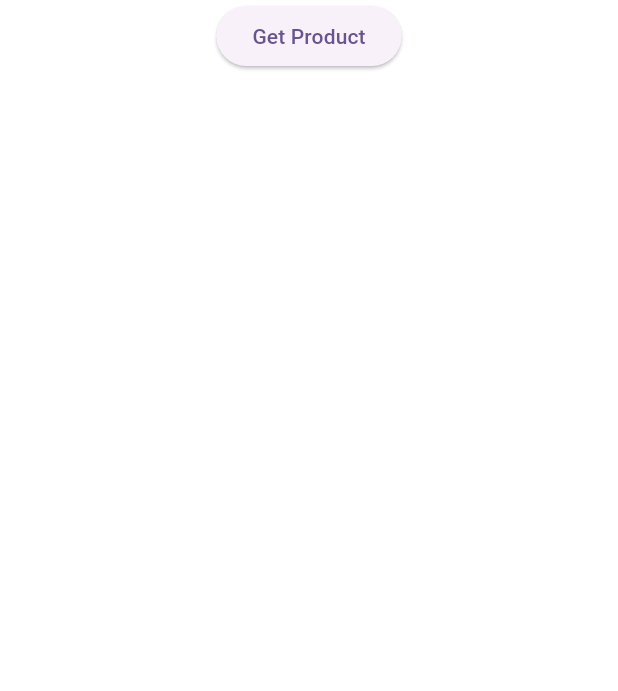
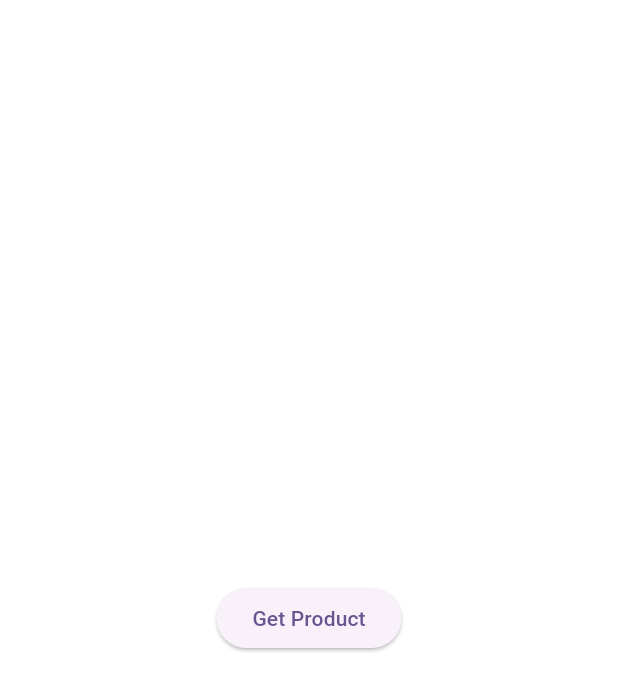
Before and after one commit to Pobx/poc_ssl_pinning_app, a Flutter app: the screen it shows after launch, after a tap on "Get Product", on a phone screen of 412 x 824 dp. Shown: the top 691 px of the screen. Run offline on Flutter 3.47's test engine with Material 3 defaults, Android fonts, the phone set to English and light mode, and no system bars; our stand-ins replace basic_utils, dio.

Commit message:
fix: remove not used code

```diff
--- a/lib/main.dart
+++ b/lib/main.dart
@@ -1,24 +1,10 @@
 import 'dart:convert';
 import 'dart:io';
-
 import 'package:basic_utils/basic_utils.dart';
-import 'package:crypto/crypto.dart';
 import 'package:dio/dio.dart';
 import 'package:dio/io.dart';
 import 'package:flutter/material.dart';
 import 'package:flutter/services.dart';
-
-class ProductApiService {
-  final Dio dio;
-
-  ProductApiService({required this.dio});
-
-  Future<void> fetchProduct() async {
-    var response = await dio.get("/products/1");
-
-    print(response.data);
-  }
-}
 
 void main() {
   runApp(const MyApp());
@@ -35,19 +21,13 @@ class MyApp extends StatelessWidget {
         colorScheme: ColorScheme.fromSeed(seedColor: Colors.deepPurple),
         useMaterial3: true,
       ),
-      // home: const MyHomePage(title: 'Flutter Demo Home Page'),
-      home: Home(),
+      home: const Home(),
     );
   }
 }
 
 class Home extends StatelessWidget {
   const Home({super.key});
-
-  // final baseUrl = "https://dummyjson.com";
-  // final baseOptions = BaseOptions(baseUrl: "https://dummyjson.com");
-  // final productApiService = ProductApiService(
-  //     dio: Dio(BaseOptions(baseUrl: "https://dummyjson.com")));
 
   Future<String> _readPemCert(String path) async {
     final sslCert = await rootBundle.load(path);
@@ -59,24 +39,14 @@ class Home extends StatelessWidget {
   }
 
   Future<void> _getProduct() async {
-    final dio = Dio(BaseOptions(baseUrl: "https://bitkub.com"));
+    final dio = Dio(BaseOptions(baseUrl: "https://dummyjson.com"));
+    final x509Cert1 = await _readPemCert('assets/cert/certificate.pem');
 
-    // const fingerprint =
-    //     '96:31:28:EE:B6:E4:83:EC:96:07:72:B6:7F:98:C0:BF:15:84:93:A1:BF:63:5D:81:69:39:48:26:D2:71:01:90';
-
-    // read from pem file ===> 963128EEB6E483EC960772B67F98C0BF158493A1BF635D8169394826D2710190
-
-    // const fingerprint = "bf9f6f045a28b7ea71a4e2180bb481e0166e18c239507fb5a71396b30d832cb5";
-
-    final x509Cert1 = await _readPemCert('assets/cert/public.pem');
     X509CertificateData data = X509Utils.x509CertificateFromPem(x509Cert1);
 
-    print(x509Cert1);
+    print(data);
+    var fingerprintClient = data.sha256Thumbprint ?? "";
 
-    print(data);
-    var fingerprint = data.sha256Thumbprint ?? "";
-
-    print(fingerprint);
     // Don't trust any certificate just because their root cert is trusted
     dio.httpClientAdapter = IOHttpClientAdapter(
       createHttpClient: () {
@@ -88,79 +58,38 @@ class Home extends StatelessWidget {
         return client;
       },
       validateCertificate: (cert, host, port) {
-        // Check that the cert fingerprint matches the one we expect
-        // We definitely require _some_ certificate
         if (cert == null) {
           return false;
         }
-        // Validate it any way you want. Here we only check that
-        // the fingerprint matches the OpenSSL SHA256.
-        print(cert);
-        final f = sha256.convert(cert.der).toString();
-        print(f);
-        print(cert.pem);
 
         X509CertificateData data1 = X509Utils.x509CertificateFromPem(cert.pem);
+        var fingerprintServer = data1.sha256Thumbprint ?? "";
 
-        print("data ======> ${fingerprint}");
-        print("data1 ======> ${data1.sha256Thumbprint ?? ""}");
+        print("fingerprintClient ======> $fingerprintClient");
+        print("fingerprintServer ======> $fingerprintServer");
 
-        var aaa = utf8.encode(fingerprint);
-        var bbb = sha256.convert(aaa).toString();
-        print(bbb);
-        print(data1);
+        const fingerprintServerFake = "1234";
 
-        // return fingerprint == f;
-        print("Validate is ${fingerprint == f}");
-        return true;
+        print("Validate is ${fingerprintClient == fingerprintServer}");
+
+        return fingerprintClient == fingerprintServer;
       },
     );
 
-    // var response = await dio.get("/products/1");
-    var response = await dio.get("/");
+    var response = await dio.get("/products/1");
     print(response.data);
   }
 
   @override
   Widget build(BuildContext context) {
-    return Column(
-      children: [
-        const SizedBox(),
-        const SizedBox(),
-        ElevatedButton(onPressed: _getProduct, child: const Text("Get Product"))
-      ],
+    return SafeArea(
+      child: Column(
+        mainAxisAlignment: MainAxisAlignment.center,
+        children: [
+          ElevatedButton(
+              onPressed: _getProduct, child: const Text("Get Product"))
+        ],
+      ),
     );
   }
 }
-
-// class MyHomePage extends StatefulWidget {
-//   const MyHomePage({super.key, required this.title});
-
-//   final String title;
-
-//   @override
-//   State<MyHomePage> createState() => _MyHomePageState();
-// }
-
-// class _MyHomePageState extends State<MyHomePage> {
-//   void _getProduct() async {}
-
-//   @override
-//   Widget build(BuildContext context) {
-//     return Scaffold(
-//       appBar: AppBar(
-//         backgroundColor: Theme.of(context).colorScheme.inversePrimary,
-//         title: Text(widget.title),
-//       ),
-//       body: Center(
-//         child: Column(
-//           mainAxisAlignment: MainAxisAlignment.center,
-//           children: [
-//             ElevatedButton(
-//                 onPressed: _getProduct, child: const Text("Get prodcut"))
-//           ],
-//         ),
-//       ),
-//     );
-//   }
-// }
```
